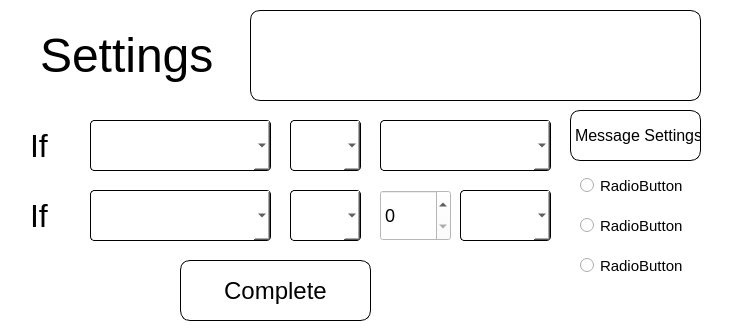
First picture: the form in UserInterfaces/SettingWindow.ui, repository UnityDuck/UnitedChanger, before the edit.
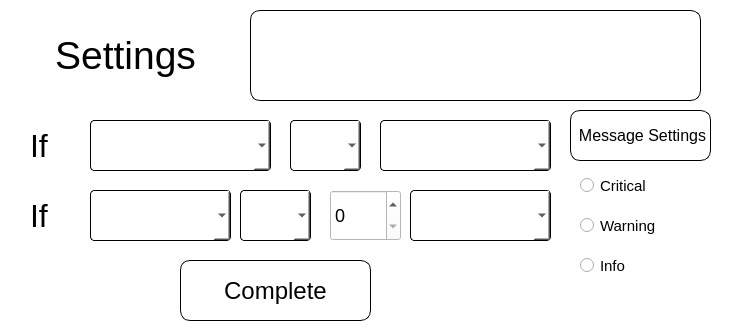
Second picture: the form after the edit.

Commit message:
Settings-removing-commit
Removed settings. Will replace it with dark/light scheme.

Patch:
```diff
--- a/UserInterfaces/SettingWindow.ui
+++ b/UserInterfaces/SettingWindow.ui
@@ -19,9 +19,9 @@
   <widget class="QLabel" name="LabelSettings">
    <property name="geometry">
     <rect>
-     <x>40</x>
+     <x>10</x>
      <y>20</y>
-     <width>181</width>
+     <width>231</width>
      <height>71</height>
     </rect>
    </property>
@@ -32,7 +32,7 @@
     <string notr="true">font-size: 48px;</string>
    </property>
    <property name="text">
-    <string>Settings</string>
+    <string>&lt;html&gt;&lt;head/&gt;&lt;body&gt;&lt;p align=&quot;center&quot;&gt;&lt;span style=&quot; font-size:29pt;&quot;&gt;Settings&lt;/span&gt;&lt;/p&gt;&lt;/body&gt;&lt;/html&gt;</string>
    </property>
   </widget>
   <widget class="QLabel" name="LabelPixmap">
@@ -105,7 +105,7 @@
     <rect>
      <x>90</x>
      <y>190</y>
-     <width>181</width>
+     <width>141</width>
      <height>51</height>
     </rect>
    </property>
@@ -119,7 +119,7 @@
   <widget class="QComboBox" name="comboBox_6">
    <property name="geometry">
     <rect>
-     <x>290</x>
+     <x>240</x>
      <y>190</y>
      <width>71</width>
      <height>51</height>
@@ -135,7 +135,7 @@
   <widget class="QSpinBox" name="spinBox">
    <property name="geometry">
     <rect>
-     <x>380</x>
+     <x>330</x>
      <y>190</y>
      <width>71</width>
      <height>51</height>
@@ -208,7 +208,7 @@
     <string notr="true">font-size: 15px;</string>
    </property>
    <property name="text">
-    <string>RadioButton</string>
+    <string>Critical</string>
    </property>
   </widget>
   <widget class="QRadioButton" name="radioButton_2">
@@ -224,7 +224,7 @@
     <string notr="true">font-size: 15px;</string>
    </property>
    <property name="text">
-    <string>RadioButton</string>
+    <string>Warning</string>
    </property>
   </widget>
   <widget class="QRadioButton" name="radioButton_3">
@@ -240,7 +240,7 @@
     <string notr="true">font-size: 15px;</string>
    </property>
    <property name="text">
-    <string>RadioButton</string>
+    <string>Info</string>
    </property>
   </widget>
   <widget class="QLabel" name="label_3">
@@ -248,7 +248,7 @@
     <rect>
      <x>570</x>
      <y>110</y>
-     <width>131</width>
+     <width>141</width>
      <height>51</height>
     </rect>
    </property>
@@ -264,9 +264,9 @@
   <widget class="QComboBox" name="comboBox_5">
    <property name="geometry">
     <rect>
-     <x>460</x>
+     <x>410</x>
      <y>190</y>
-     <width>91</width>
+     <width>141</width>
      <height>51</height>
     </rect>
    </property>
```
Left out of the diff: 24 changed lines with no effect on the pictures. The commit also changes 9 other files.
